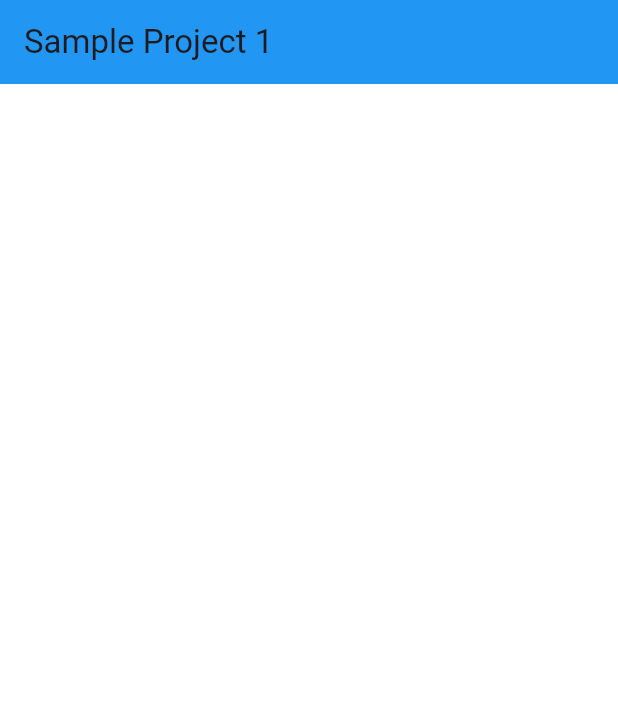
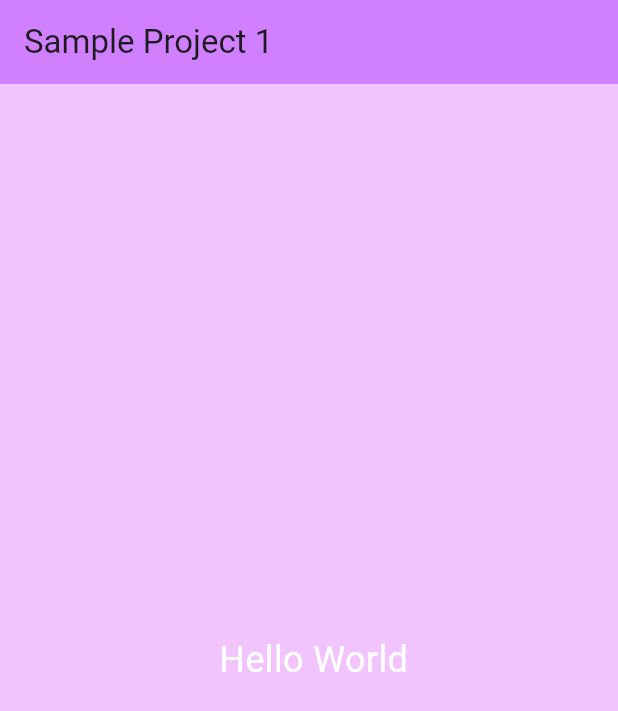
Before and after one commit to Liyo08/Flutter-Sample-Project-1, a Flutter app: the screen it shows after launch, on a phone screen of 412 x 824 dp. Shown: the top 711 px of the screen. Run offline on Flutter 3.47's test engine with Material 3 defaults, Android fonts, the light colour scheme and no system bars.

Commit message:
Color and sample text added

```diff
--- a/lib/main.dart
+++ b/lib/main.dart
@@ -1,6 +1,6 @@
 import 'package:flutter/material.dart';
 
-main(){
+main() {
   runApp(MyApp());
 }
 
@@ -10,11 +10,10 @@ class MyApp extends StatelessWidget {
   @override
   Widget build(BuildContext context) {
     return MaterialApp(
-      theme: ThemeData(
-        primaryColor: Colors.blue,
-      ),
-      home: HomeScreen()
-    );
+        theme: ThemeData(
+          primaryColor: Colors.blue,
+        ),
+        home: HomeScreen());
   }
 }
 
@@ -24,11 +23,17 @@ class HomeScreen extends StatelessWidget {
   @override
   Widget build(BuildContext context) {
     return Scaffold(
-      backgroundColor: Colors.white,
+      backgroundColor: const Color.fromARGB(255, 241, 196, 253),
       appBar: AppBar(
-        backgroundColor: Colors.blue,
+        backgroundColor: const Color.fromARGB(255, 208, 128, 254),
         title: const Text('Sample Project 1'),
-      )
+      ),
+      body: SafeArea(
+          child: Center(
+        child: Text(' Hello World',
+            style: TextStyle(
+                fontSize: 24, color: const Color.fromARGB(255, 255, 255, 255))),
+      )),
     );
   }
 }
```
